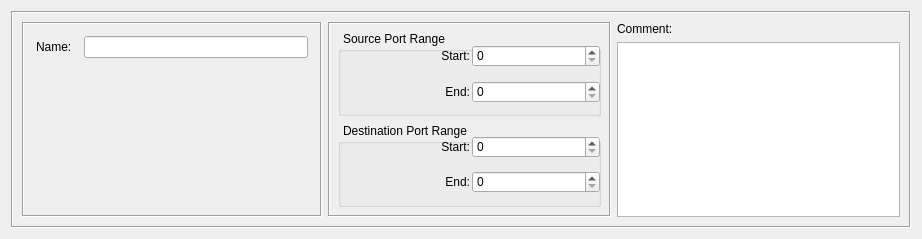
fwbuilder/fwbuilder, file src/gui/udpservicedialog_q.ui: the form before one commit.
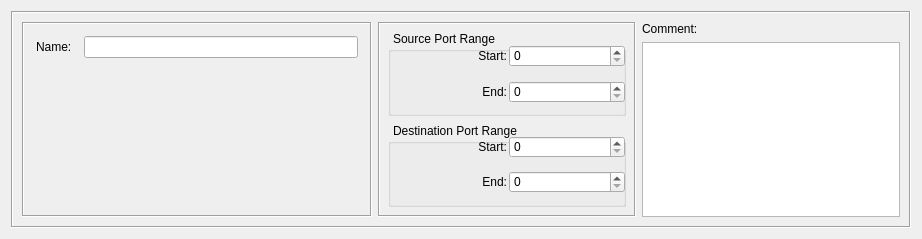
The form after the commit.

```diff
--- a/src/gui/udpservicedialog_q.ui
+++ b/src/gui/udpservicedialog_q.ui
@@ -41,13 +41,13 @@
         </property>
         <property name="minimumSize" >
          <size>
-          <width>300</width>
+          <width>350</width>
           <height>0</height>
          </size>
         </property>
         <property name="maximumSize" >
          <size>
-          <width>300</width>
+          <width>350</width>
           <height>16777215</height>
          </size>
         </property>
```
Left out of the diff: 1 changed line with no effect on the pictures.
